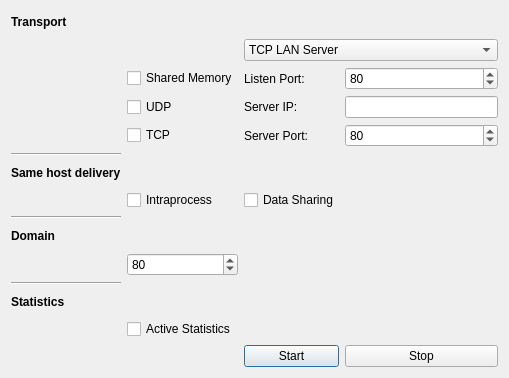
This is forms/participantdialog.ui in eProsima/ShapesDemo as Qt 5 draws it before an edit. The edited form follows.
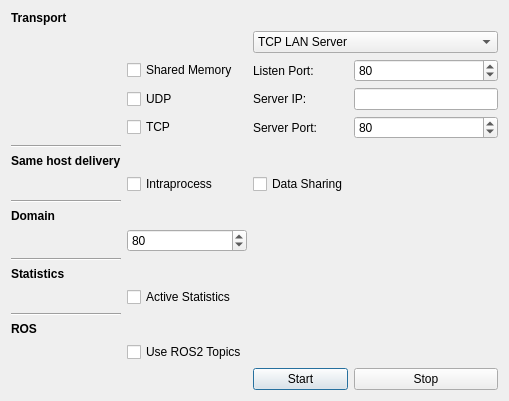
This is the edited form.

What changed in the file:
```diff
--- a/forms/participantdialog.ui
+++ b/forms/participantdialog.ui
@@ -104,7 +104,7 @@
    <item row="8" column="4">
     <widget class="QLineEdit" name="lineEdit_server_ip"/>
    </item>
-   <item row="23" column="3">
+   <item row="25" column="3">
     <widget class="QPushButton" name="pushButton_start">
      <property name="focusPolicy">
       <enum>Qt::TabFocus</enum>
@@ -114,7 +114,7 @@
      </property>
     </widget>
    </item>
-   <item row="23" column="4">
+   <item row="25" column="4">
     <widget class="QPushButton" name="pushButton_stop">
      <property name="focusPolicy">
       <enum>Qt::TabFocus</enum>
@@ -161,6 +161,33 @@
      </property>
     </widget>
    </item>
+   <item row="21" column="0">
+    <widget class="Line" name="line_5">
+     <property name="orientation">
+      <enum>Qt::Horizontal</enum>
+     </property>
+    </widget>
+   </item>
+   <item row="22" column="0">
+    <widget class="QLabel" name="label_12">
+     <property name="font">
+      <font>
+       <weight>75</weight>
+       <bold>true</bold>
+      </font>
+     </property>
+     <property name="text">
+      <string>ROS</string>
+     </property>
+    </widget>
+   </item>
+   <item row="23" column="1">
+    <widget class="QCheckBox" name="rosTopicCheckBox">
+     <property name="text">
+      <string>Use ROS2 Topics</string>
+     </property>
+    </widget>
+   </item>
    <item row="9" column="1">
     <widget class="QCheckBox" name="TCPcheckBox">
      <property name="text">
```
